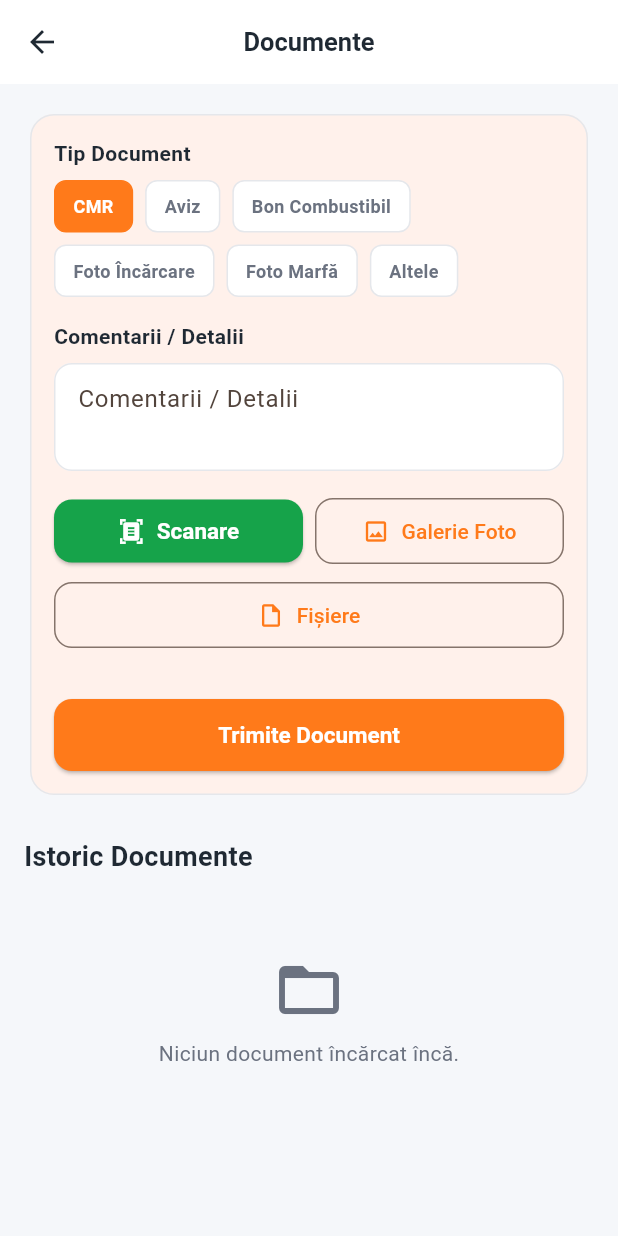
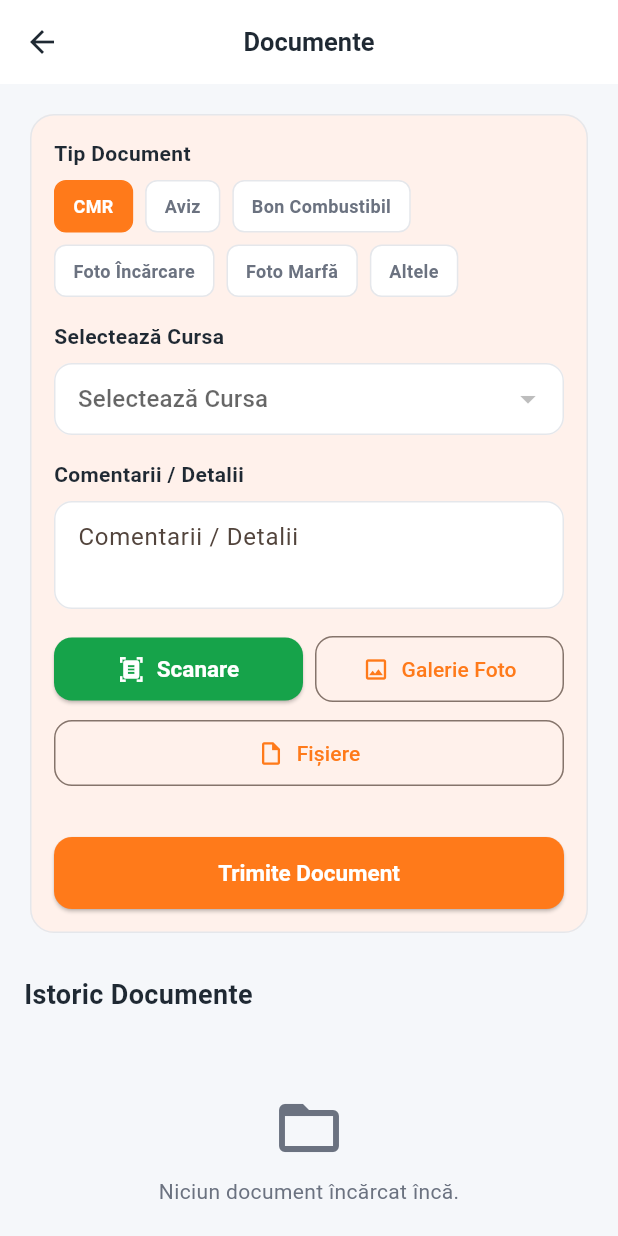
Before and after one commit to Catalinvisual/HapTrans, a Flutter app: the DocumentsScreen screen opened directly, on a phone screen of 412 x 824 dp. Run offline on Flutter 3.47's test engine with Material 3 defaults, Android fonts, the phone set to English and light mode, and no system bars; our stand-ins replace badges, dio, file_picker, firebase_core, firebase_messaging, flutter_local_notifications and 9 more; missing offline and left inert: flutter_background_service, google_mlkit_document_scanner; accounts and stored records are empty; network calls fail; statements that could not run were skipped.

Commit message:
feat: implement auto-generated yearly reference numbers for trips and invoices, update mobile document upload logic

```diff
--- a/mobile/lib/screens/documents_screen.dart
+++ b/mobile/lib/screens/documents_screen.dart
@@ -25,6 +25,7 @@ class DocumentsScreen extends StatefulWidget {
 class _DocumentsScreenState extends State<DocumentsScreen> {
   final _commentCtrl = TextEditingController();
   String _selectedType = 'CMR';
+  String? _selectedTripId;
   List<File> _selectedFiles = [];
   List<Map<String, dynamic>> _documentsList = [];
   bool _loading = false;
@@ -143,10 +144,21 @@ class _DocumentsScreenState extends State<DocumentsScreen> {
       return;
     }
 
+    final fuelLabels = ['Bon Combustibil', 'Fuel Receipt', 'Brandstofbon', 'Tankbeleg', 'Reçu de Carburant'];
+    if (!fuelLabels.contains(_selectedType) && _selectedTripId == null) {
+      ScaffoldMessenger.of(context).showSnackBar(
+        SnackBar(content: Text(l['selectTripErr']!), backgroundColor: kWarning),
+      );
+      return;
+    }
+
     setState(() => _loading = true);
 
     try {
       final auth = context.read<AuthProvider>();
+      final tripProv = context.read<TripProvider>();
+      final selectedTrip = tripProv.trips.firstWhere((t) => t['id'] == _selectedTripId, orElse: () => {});
+      final refPrefix = selectedTrip['referenceNumber'] != null ? '${selectedTrip['referenceNumber']}_' : '';
       final dio = Dio(BaseOptions(
         baseUrl: kApiUrl,
         headers: {'Authorization': 'Bearer ${auth.token}'},
@@ -155,10 +167,11 @@ class _DocumentsScreenState extends State<DocumentsScreen> {
       for (final file in _selectedFiles) {
         final formData = FormData.fromMap({
           'type': _selectedType,
+          if (_selectedTripId != null) 'tripId': _selectedTripId,
           'notes': _commentCtrl.text.trim(),
           'file': await MultipartFile.fromFile(
             file.path,
-            filename: file.path.split('/').last,
+            filename: '$refPrefix${file.path.split('/').last}',
           ),
         });
         await dio.post('/documents/upload', data: formData);
@@ -390,6 +403,9 @@ class _DocumentsScreenState extends State<DocumentsScreen> {
         'camera': 'Scanare',
         'gallery': 'Galerie Foto',
         'files': 'Fișiere',
+        'selectTrip': 'Selectează Cursa',
+        'noTrip': 'Nicio cursă',
+        'selectTripErr': 'Te rog să selectezi o cursă!',
       },
       'en': {
         'title': 'Documents',
@@ -414,6 +430,9 @@ class _DocumentsScreenState extends State<DocumentsScreen> {
         'camera': 'Scan',
         'gallery': 'Gallery',
         'files': 'Files',
+        'selectTrip': 'Select Trip',
+        'noTrip': 'No trip',
+        'selectTripErr': 'Please select a trip!',
       },
       'nl': {
         'title': 'Documenten',
@@ -438,6 +457,9 @@ class _DocumentsScreenState extends State<DocumentsScreen> {
         'camera': 'Scannen',
         'gallery': 'Galerij',
         'files': 'Bestanden',
+        'selectTrip': 'Selecteer Rit',
+        'noTrip': 'Geen rit',
+        'selectTripErr': 'Selecteer alstublieft een rit!',
       },
       'de': {
         'title': 'Dokumente',
@@ -462,6 +484,9 @@ class _DocumentsScreenState extends State<DocumentsScreen> {
         'camera': 'Scannen',
         'gallery': 'Galerie',
         'files': 'Dateien',
+        'selectTrip': 'Tour auswählen',
+        'noTrip': 'Keine Tour',
+        'selectTripErr': 'Bitte wählen Sie eine Tour aus!',
       },
       'fr': {
         'title': 'Documents',
@@ -486,6 +511,9 @@ class _DocumentsScreenState extends State<DocumentsScreen> {
         'camera': 'Scanner',
         'gallery': 'Galerie',
         'files': 'Fichiers',
+        'selectTrip': 'Sélectionner la Course',
+        'noTrip': 'Aucune course',
+        'selectTripErr': 'Veuillez sélectionner une course !',
       },
     };
 
@@ -543,6 +571,31 @@ class _DocumentsScreenState extends State<DocumentsScreen> {
                               ),
                             ),
                         ],
+                      ),
+                      const SizedBox(height: 16),
+                      Text(l['selectTrip']!, style: const TextStyle(fontWeight: FontWeight.bold, color: kText)),
+                      const SizedBox(height: 8),
+                      DropdownButtonFormField<String>(
+                        value: _selectedTripId,
+                        decoration: InputDecoration(
+                          contentPadding: const EdgeInsets.symmetric(horizontal: 12, vertical: 12),
+                          border: OutlineInputBorder(borderRadius: BorderRadius.circular(12)),
+                        ),
+                        hint: Text(l['selectTrip']!),
+                        items: context.watch<TripProvider>().trips
+                            .where((t) => t['driver']?['user']?['id'] == context.read<AuthProvider>().user?['id'])
+                            .map<DropdownMenuItem<String>>((t) {
+                          final ref = t['referenceNumber'] != null ? '${t['referenceNumber']} | ' : '';
+                          final pickup = t['pickupAddress'] ?? '';
+                          final dropoff = t['dropoffAddress'] ?? '';
+                          final shortLabel = '$ref${pickup.split(',').first} -> ${dropoff.split(',').first}';
+                          return DropdownMenuItem<String>(
+                            value: t['id'],
+                            child: Text(shortLabel, overflow: TextOverflow.ellipsis),
+                          );
+                        }).toList(),
+                        onChanged: (val) => setState(() => _selectedTripId = val),
+                        isExpanded: true,
                       ),
                       const SizedBox(height: 16),
                       Text(l['comment']!, style: const TextStyle(fontWeight: FontWeight.bold, color: kText)),
```
Also changed, not shown: mobile/lib/screens/trips_screen.dart (+20 -1 lines), 7 other files.
